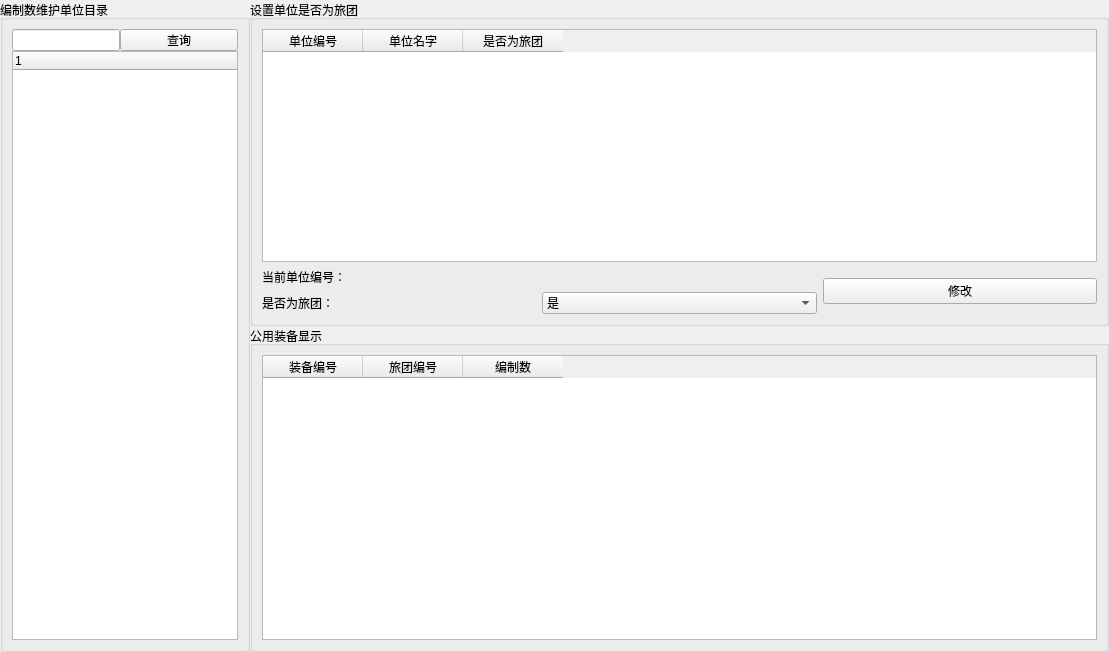
Belos10/Equip, file widgets/strengthDisturb/maintenManageSet.ui: the form before one commit.
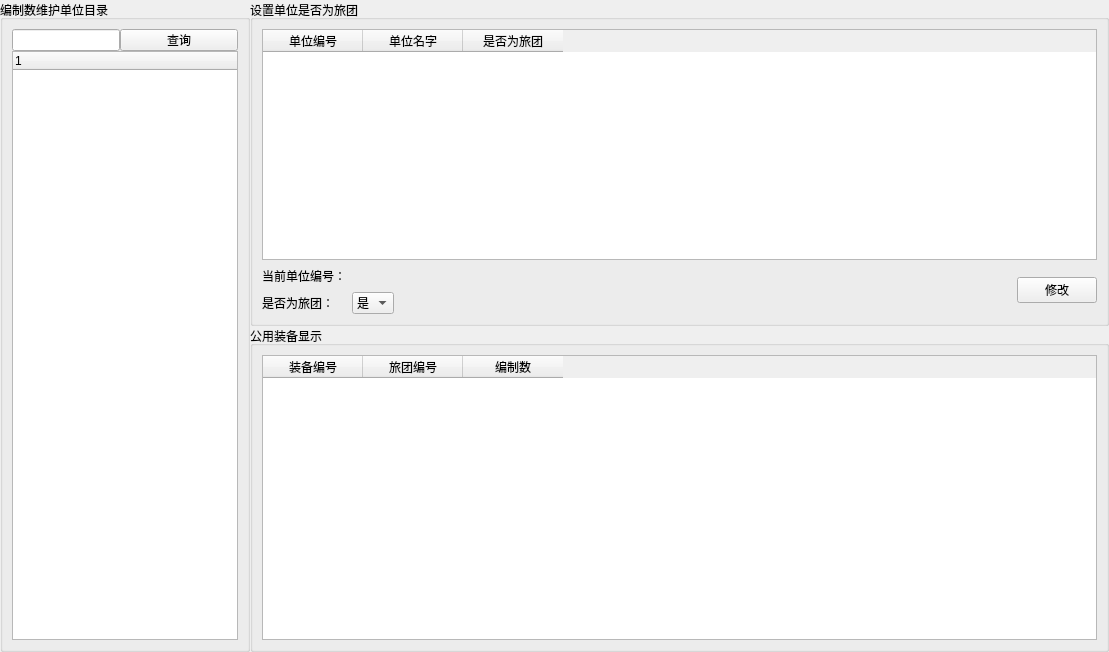
The form after the commit.

What changed in the file:
```diff
--- a/widgets/strengthDisturb/maintenManageSet.ui
+++ b/widgets/strengthDisturb/maintenManageSet.ui
@@ -131,7 +131,7 @@
           </property>
          </widget>
         </item>
-        <item row="0" column="2" rowspan="2">
+        <item row="0" column="3" rowspan="2">
          <widget class="QPushButton" name="pb_update">
           <property name="text">
            <string>修改</string>
@@ -159,6 +159,19 @@
           </item>
          </widget>
         </item>
+        <item row="0" column="2">
+         <spacer name="horizontalSpacer">
+          <property name="orientation">
+           <enum>Qt::Horizontal</enum>
+          </property>
+          <property name="sizeHint" stdset="0">
+           <size>
+            <width>40</width>
+            <height>20</height>
+           </size>
+          </property>
+         </spacer>
+        </item>
        </layout>
       </item>
      </layout>
```
Left out of the diff: 14 changed lines with no effect on the pictures.
